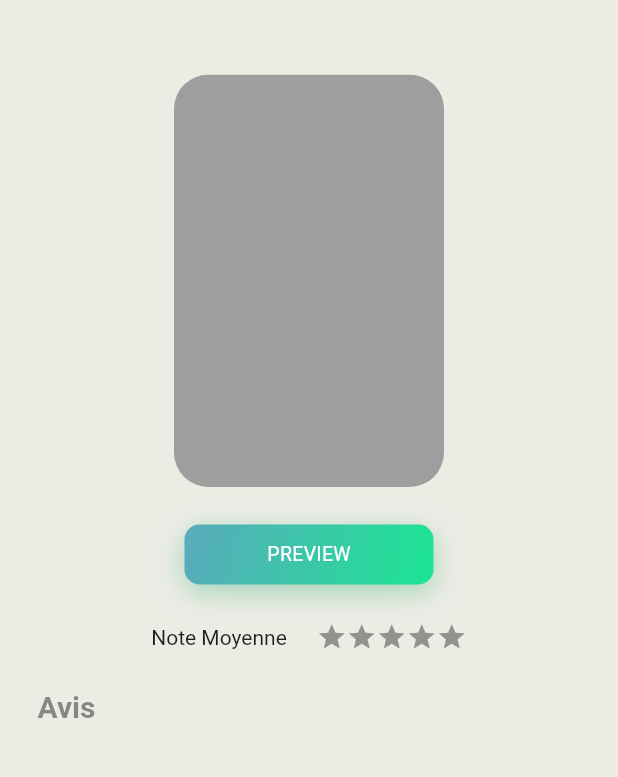
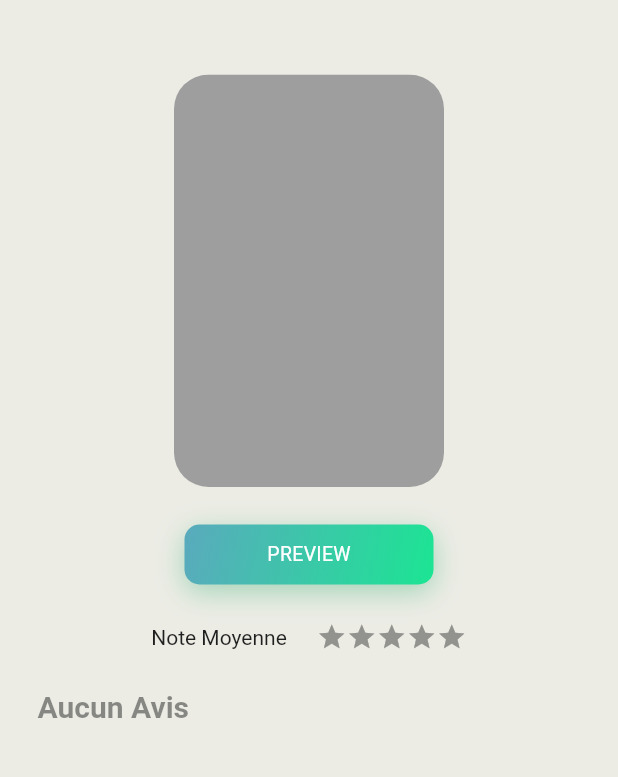
Before and after one commit to BookAppPA/MobileApp, a Flutter app: the BookDetailPage screen opened directly, on a phone screen of 412 x 824 dp, the part 89-866 px from its top. Run offline on Flutter 3.47's test engine with Material 2 defaults, Android fonts, the phone set to English and light mode, and no system bars; drawn by our look-alikes of flutter_rating_bar; our stand-ins replace cached_network_image, cloud_firestore, connectivity, firebase_auth, firebase_core, firebase_messaging and 8 more; accounts and stored records are empty; network calls fail; Roboto replaces fonts that are missing (SF Pro Text).

```diff
--- a/lib/app/modules/book_detail/book_detail_controller.dart
+++ b/lib/app/modules/book_detail/book_detail_controller.dart
@@ -56,15 +56,17 @@ class BookDetailController extends GetxController {
   _getRatings() async {
     if ((book != null && book.id != null) || bookId != null) {
         Map<String, dynamic> map = await repository.getRatingsByBook(bookId ?? book.id);
-        _note = map["note"];
-        _nbRatings = map["nbRatings"];
+        _note = map["note"] ?? 0;
+        _nbRatings = map["nbRatings"] ?? 0;
         if (book != null && book.id != null) {
           book.setNote(_note);
           book.setNbRatings(_nbRatings);
         }
-        List<Rating> ratings = [];
-        map["ratings"].forEach((rating) => ratings.add(Rating.fromJson(rating)));
-        listRatings = ratings;
+        if (_nbRatings > 0) {
+          List<Rating> ratings = [];
+          map["ratings"].forEach((rating) => ratings.add(Rating.fromJson(rating)));
+          listRatings = ratings;
+        }
         update();
     }
   }
--- a/lib/app/modules/book_detail/book_detail_page.dart
+++ b/lib/app/modules/book_detail/book_detail_page.dart
@@ -125,7 +125,7 @@ class BookDetailPage extends GetWidget<BookDetailController> {
                                       MainAxisAlignment.spaceBetween,
                                   children: [
                                     Text(
-                                      _.book.nbRating <= 0 ? "Avis" : "Avis (${_.book.nbRating})",
+                                      _.book.nbRating <= 0 ? "Aucun Avis" : "Avis (${_.book.nbRating})",
                                       style: TextStyle(
                                         fontFamily: 'SF Pro Text',
                                         fontSize: 20,
--- /dev/null
+++ b/lib/app/modules/search/search_controller.dart
@@ -0,0 +1,5 @@
+import 'package:get/get.dart';
+
+class SearchController extends GetxController {
+
+}
--- a/lib/app/routes/app_pages.dart
+++ b/lib/app/routes/app_pages.dart
@@ -8,6 +8,7 @@ import 'package:book_app/app/modules/choice_theme/choice_theme_page.dart';
 import 'package:book_app/app/modules/onboarding/onboarding_page.dart';
 import 'package:book_app/app/modules/profil/edit_profil/edit_profil_page.dart';
 import 'package:book_app/app/modules/profil/profil_page.dart';
+import 'package:book_app/app/modules/search/search_page.dart';
 import 'package:book_app/app/modules/splashscreen/splashscreen_page.dart';
 import 'package:book_app/app/modules/squeleton/squeleton_page.dart';
 import 'package:get/get.dart';
@@ -24,17 +25,7 @@ class AppPages {
     GetPage(name: Routes.BOOK_DETAIL, page: () => BookDetailPage(), binding: BookDetailBinding()),
     GetPage(name: Routes.PROFIL, page: () => ProfilPage(back: true), binding: ProfilBinding()),
     GetPage(name: Routes.EDIT_PROFIL, page: () => EditProfilPage(), binding: EditProfilBinding()),
-
-    //GetPage(name: Routes.SQUELETON, page: () => SqueletonPage(), binding: SqueletonBinding()),
-
-
-    // AUTH
-    //GetPage(name: Routes.AUTH, page: () => AuthHomePage(),),
-
-    // SIGNUP
-
-    // PROFIL
-
+    GetPage(name: Routes.SEARCH, page: () => SearchPage()),
 
   ];
 }
--- a/lib/app/routes/app_routes.dart
+++ b/lib/app/routes/app_routes.dart
@@ -10,4 +10,5 @@ abstract class Routes{
   static const BOOK_DETAIL = "book_detail";
   static const PROFIL = "profil";
   static const EDIT_PROFIL = "edit_profil";
+  static const SEARCH = "search";
 }
```
Also changed, not shown: lib/app/modules/search/search_page.dart (added, +13 -0 lines), 1 other file.
